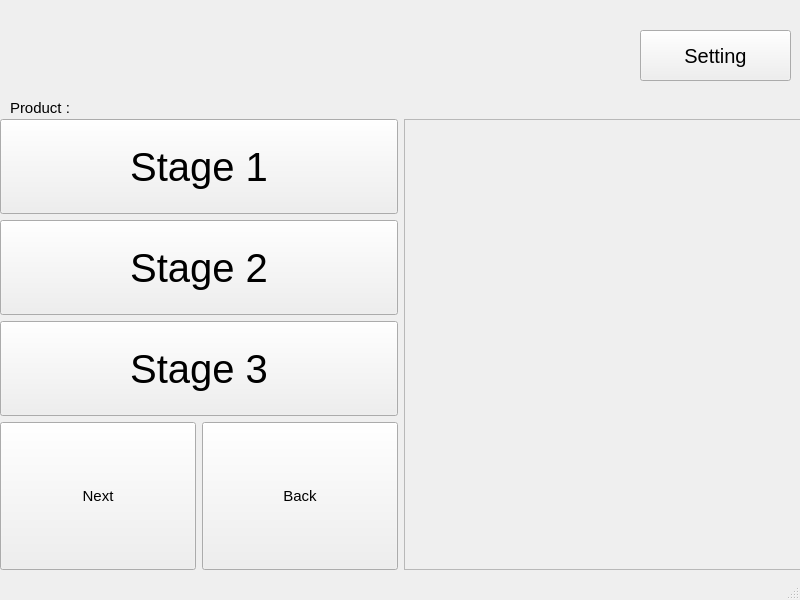
First picture: the form in Greyform/Python_Application/UI_Design/mainframe.ui, repository mokzhizhuan/GreyForm_UIs, before the edit.
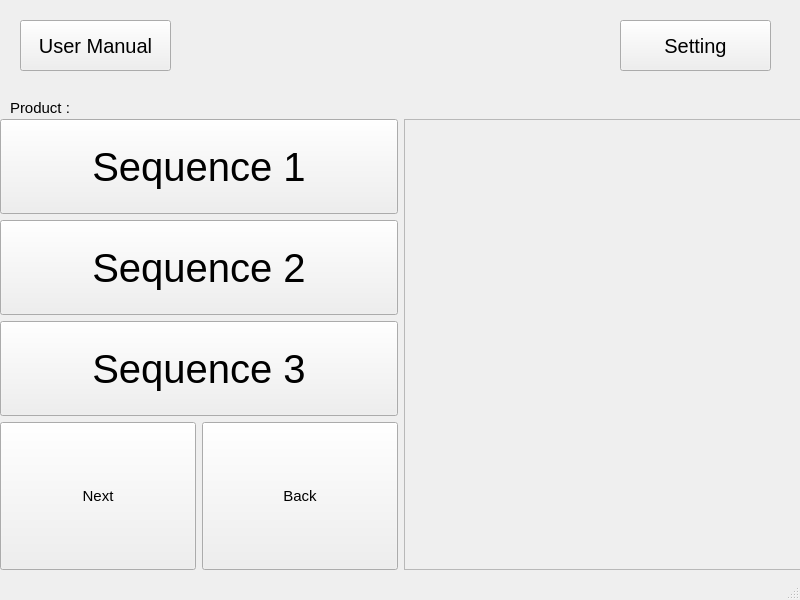
Second picture: the form after the edit. The open tabs and pages were chosen to show the change.

Commit message: usermanual page in windows

Diff of the .ui file:
```diff
--- a/Greyform/Python_Application/UI_Design/mainframe.ui
+++ b/Greyform/Python_Application/UI_Design/mainframe.ui
@@ -33,8 +33,8 @@
      <widget class="QPushButton" name="SettingButton">
       <property name="geometry">
        <rect>
-        <x>640</x>
-        <y>20</y>
+        <x>620</x>
+        <y>10</y>
         <width>151</width>
         <height>51</height>
        </rect>
@@ -313,7 +313,7 @@
                 </font>
                </property>
                <property name="text">
-                <string>Stage 1</string>
+                <string>Sequence 1</string>
                </property>
               </widget>
              </item>
@@ -331,7 +331,7 @@
                 </font>
                </property>
                <property name="text">
-                <string>Stage 2</string>
+                <string>Sequence 2</string>
                </property>
               </widget>
              </item>
@@ -349,7 +349,7 @@
                 </font>
                </property>
                <property name="text">
-                <string>Stage 3</string>
+                <string>Sequence 3</string>
                </property>
               </widget>
              </item>
@@ -773,6 +773,30 @@
        </widget>
       </widget>
      </widget>
+     <widget class="QPushButton" name="usermanualButton">
+      <property name="geometry">
+       <rect>
+        <x>20</x>
+        <y>10</y>
+        <width>151</width>
+        <height>51</height>
+       </rect>
+      </property>
+      <property name="sizePolicy">
+       <sizepolicy hsizetype="Expanding" vsizetype="Expanding">
+        <horstretch>0</horstretch>
+        <verstretch>0</verstretch>
+       </sizepolicy>
+      </property>
+      <property name="font">
+       <font>
+        <pointsize>15</pointsize>
+       </font>
+      </property>
+      <property name="text">
+       <string>User Manual</string>
+      </property>
+     </widget>
     </widget>
     <widget class="QWidget" name="settingpage"/>
    </widget>
```
Left out of the diff: 1 changed line with no effect on the pictures. The commit also changes 8 other files.
